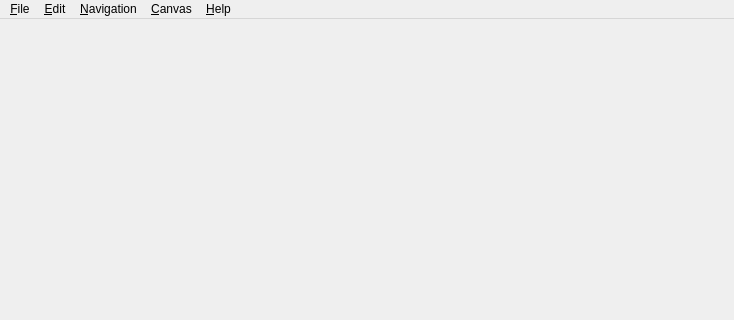
Qt form libs/gui/viewer.ui (xchrdw/cgsee) before a commit; both pictures show x 0 to 734 and y 0 to 320 of the 734 by 541 pixel window.
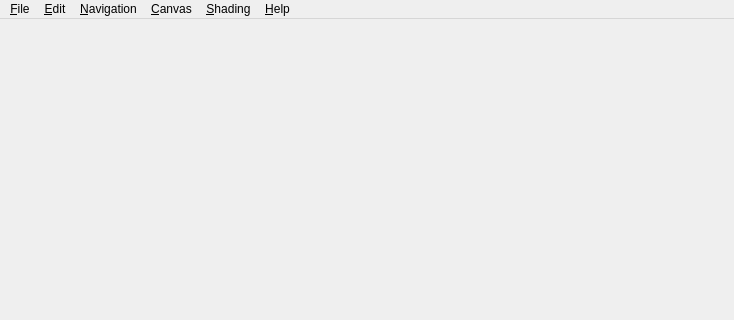
The same form after that commit.

What changed in the file:
```diff
--- a/libs/gui/viewer.ui
+++ b/libs/gui/viewer.ui
@@ -98,10 +98,21 @@
     <addaction name="separator"/>
     <addaction name="preferencesAction"/>
    </widget>
+   <widget class="QMenu" name="shadingMenu">
+      <property name="title">
+        <string>&amp;Shading</string>
+      </property>
+      <addaction name="flatShadingAction"/>
+      <addaction name="gouraudShadingAction"/>
+      <addaction name="phongShadingAction"/>
+      <addaction name="separator"/>
+      <addaction name="goochShadingAction"/>
+   </widget>
    <addaction name="fileMenu"/>
    <addaction name="editMenu"/>
    <addaction name="navigationMenu"/>
    <addaction name="canvasMenu"/>
+   <addaction name="shadingMenu"/>
    <addaction name="helpMenu"/>
   </widget>
   <widget class="QStatusBar" name="statusbar"/>
```
Left out of the diff: 5 changed lines with no effect on the pictures.
